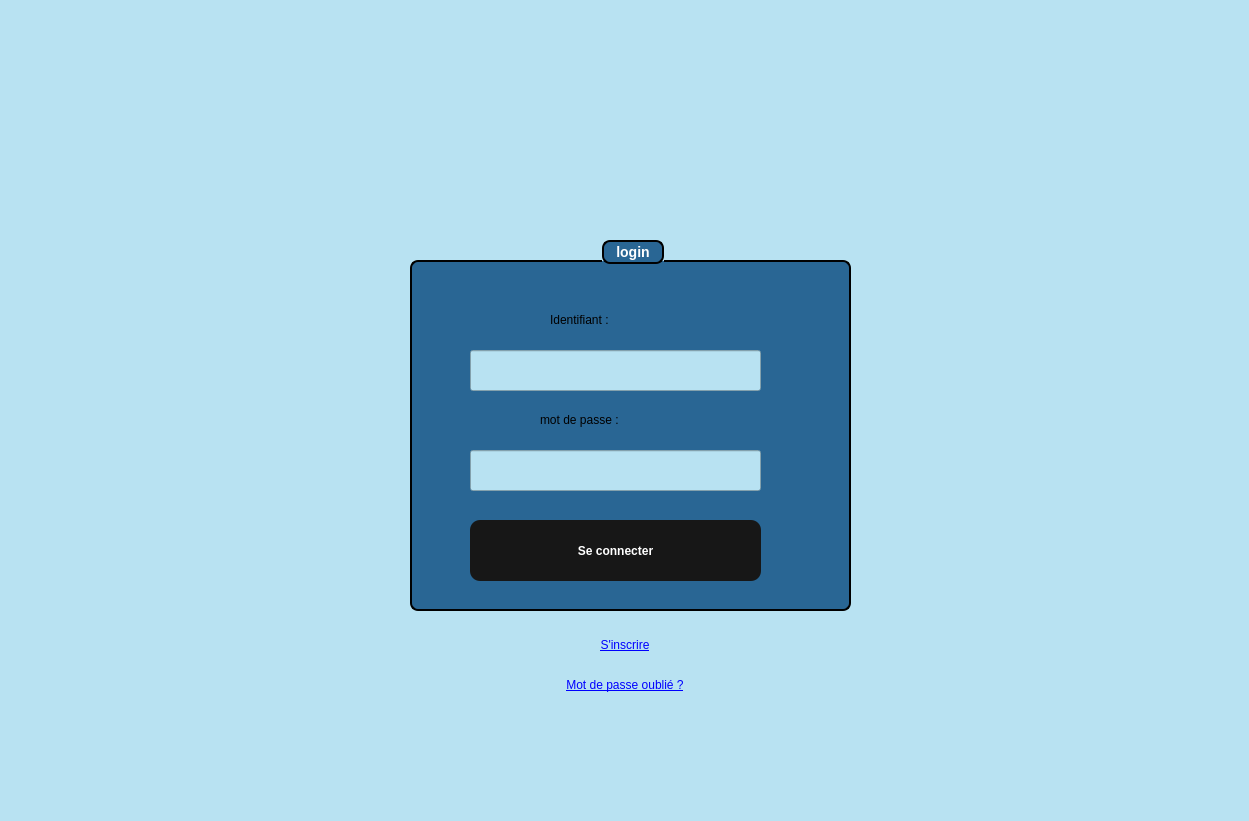
Before: the Qt Designer form login.ui in Esprit-UP-Algo/projetcpp-2a25-s1-smart-optical-store, drawn with Qt 5.
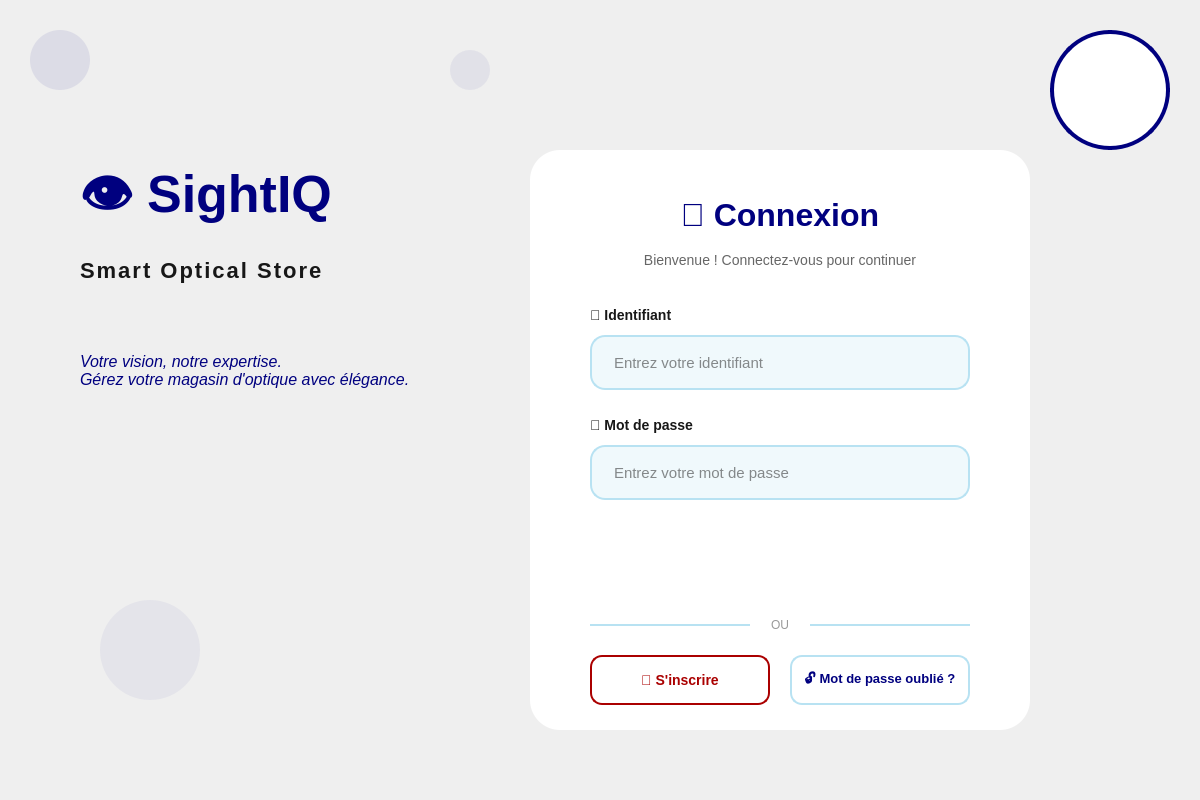
After: the same form once the commit is applied. Icons and pictures are not drawn.

The edit to the form file:
```diff
--- a/login.ui
+++ b/login.ui
@@ -6,39 +6,43 @@
    <rect>
     <x>0</x>
     <y>0</y>
-    <width>1249</width>
-    <height>821</height>
+    <width>1200</width>
+    <height>800</height>
    </rect>
   </property>
   <property name="windowTitle">
    <string>Dialog</string>
   </property>
   <property name="styleSheet">
-   <string notr="true">background-color: rgb(184, 226, 242);</string>
+   <string notr="true">
+/* Main Dialog Background - Elegant Baby Blue Gradient */
+QDialog#login {
+    background: qlineargradient(x1:0, y1:0, x2:1, y2:1,
+                                stop:0 #E8F6FC,
+                                stop:0.3 #B8E2F2,
+                                stop:0.7 #9DD5EC,
+                                stop:1 #B8E2F2);
+}
+   </string>
   </property>
   <widget class="QLabel" name="logoLabel">
    <property name="geometry">
     <rect>
-     <x>1120</x>
-     <y>20</y>
-     <width>100</width>
-     <height>100</height>
+     <x>1050</x>
+     <y>30</y>
+     <width>120</width>
+     <height>120</height>
     </rect>
    </property>
-   <property name="minimumSize">
-    <size>
-     <width>60</width>
-     <height>60</height>
-    </size>
-   </property>
-   <property name="maximumSize">
-    <size>
-     <width>100</width>
-     <height>100</height>
-    </size>
-   </property>
-   <property name="text">
-    <string/>
+   <property name="styleSheet">
+    <string notr="true">
+QLabel {
+    background: white;
+    border: 4px solid #00007F;
+    border-radius: 60px;
+    padding: 10px;
+}
+    </string>
    </property>
    <property name="pixmap">
     <pixmap resource="resources.qrc">:/images/logof.jpg</pixmap>
@@ -50,180 +54,569 @@
     <set>Qt::AlignCenter</set>
    </property>
   </widget>
-  <widget class="QGroupBox" name="groupBox">
+  <widget class="QFrame" name="frame_welcome">
    <property name="geometry">
     <rect>
-     <x>410</x>
-     <y>240</y>
-     <width>441</width>
-     <height>371</height>
+     <x>80</x>
+     <y>150</y>
+     <width>450</width>
+     <height>500</height>
     </rect>
    </property>
    <property name="styleSheet">
-    <string notr="true">QGroupBox {
-    background-color: rgb(41, 102, 148);   /* blue background */
-    border: 2px solid black;               /* black border, 2px wide */
-    border-radius: 8px;                    /* rounded corners */
-    margin-top: 20px;                      /* space for the title */
-    color: white;                          /* title text color */
+    <string notr="true">
+QFrame {
+    background: transparent;
+}
+    </string>
+   </property>
+   <widget class="QLabel" name="label_title">
+    <property name="geometry">
+     <rect>
+      <x>0</x>
+      <y>0</y>
+      <width>450</width>
+      <height>100</height>
+     </rect>
+    </property>
+    <property name="styleSheet">
+     <string notr="true">
+QLabel {
+    background: transparent;
+    color: #00007F;
+    font-family: 'Segoe UI', Arial;
+    font-size: 52px;
     font-weight: bold;
-    font-size: 14px;
+    text-shadow: 2px 2px 4px rgba(0, 0, 127, 0.2);
 }
-
-QGroupBox::title {
- border: 2px solid black;               /* black border, 2px wide */
-    border-radius: 8px;     
-background-color: rgb(41, 102, 148);
-    subcontrol-origin: margin;
-    subcontrol-position: top center;       /* title centered */
-    padding: 2px 10px;
-}</string>
+     </string>
+    </property>
+    <property name="text">
+     <string>👁️ SightIQ</string>
+    </property>
+   </widget>
+   <widget class="QLabel" name="label_subtitle">
+    <property name="geometry">
+     <rect>
+      <x>0</x>
+      <y>100</y>
+      <width>450</width>
+      <height>40</height>
+     </rect>
+    </property>
+    <property name="styleSheet">
+     <string notr="true">
+QLabel {
+    background: transparent;
+    color: #171717;
+    font-family: 'Segoe UI', Arial;
+    font-size: 22px;
+    font-weight: 600;
+    letter-spacing: 2px;
+}
+     </string>
+    </property>
+    <property name="text">
+     <string>Smart Optical Store</string>
+    </property>
+   </widget>
+   <widget class="QLabel" name="label_tagline">
+    <property name="geometry">
+     <rect>
+      <x>0</x>
+      <y>180</y>
+      <width>450</width>
+      <height>80</height>
+     </rect>
+    </property>
+    <property name="styleSheet">
+     <string notr="true">
+QLabel {
+    background: transparent;
+    color: #00007F;
+    font-family: 'Segoe UI', Arial;
+    font-size: 16px;
+    font-style: italic;
+}
+     </string>
+    </property>
+    <property name="text">
+     <string>Votre vision, notre expertise.
+Gérez votre magasin d'optique avec élégance.</string>
+    </property>
+    <property name="wordWrap">
+     <bool>true</bool>
+    </property>
+   </widget>
+  </widget>
+  <widget class="QFrame" name="frame_login">
+   <property name="geometry">
+    <rect>
+     <x>530</x>
+     <y>150</y>
+     <width>500</width>
+     <height>580</height>
+    </rect>
    </property>
-   <property name="title">
-    <string>login</string>
+   <property name="styleSheet">
+    <string notr="true">
+QFrame#frame_login {
+    background: white;
+    border: none;
+    border-radius: 30px;
+    box-shadow: 0 25px 50px rgba(0, 0, 127, 0.15);
+}
+    </string>
    </property>
-   <widget class="QLabel" name="label_2">
+   <widget class="QLabel" name="label_card_header">
     <property name="geometry">
      <rect>
-      <x>140</x>
-      <y>70</y>
-      <width>81</width>
-      <height>20</height>
+      <x>40</x>
+      <y>40</y>
+      <width>420</width>
+      <height>50</height>
      </rect>
     </property>
     <property name="styleSheet">
-     <string notr="true">background-color: rgb(41, 102, 148);</string>
+     <string notr="true">
+QLabel {
+    background: transparent;
+    color: #00007F;
+    font-family: 'Segoe UI', Arial;
+    font-size: 32px;
+    font-weight: bold;
+}
+     </string>
     </property>
     <property name="text">
-     <string>Identifiant :</string>
+     <string>🔐 Connexion</string>
+    </property>
+    <property name="alignment">
+     <set>Qt::AlignmentFlag::AlignCenter</set>
+    </property>
+   </widget>
+   <widget class="QLabel" name="label_welcome_msg">
+    <property name="geometry">
+     <rect>
+      <x>40</x>
+      <y>95</y>
+      <width>420</width>
+      <height>30</height>
+     </rect>
+    </property>
+    <property name="styleSheet">
+     <string notr="true">
+QLabel {
+    background: transparent;
+    color: #666666;
+    font-family: 'Segoe UI', Arial;
+    font-size: 14px;
+}
+     </string>
+    </property>
+    <property name="text">
+     <string>Bienvenue ! Connectez-vous pour continuer</string>
+    </property>
+    <property name="alignment">
+     <set>Qt::AlignmentFlag::AlignCenter</set>
+    </property>
+   </widget>
+   <widget class="QLabel" name="label_username">
+    <property name="geometry">
+     <rect>
+      <x>60</x>
+      <y>150</y>
+      <width>380</width>
+      <height>30</height>
+     </rect>
+    </property>
+    <property name="styleSheet">
+     <string notr="true">
+QLabel {
+    background: transparent;
+    color: #171717;
+    font-family: 'Segoe UI', Arial;
+    font-size: 14px;
+    font-weight: 600;
+}
+     </string>
+    </property>
+    <property name="text">
+     <string>👤 Identifiant</string>
     </property>
    </widget>
    <widget class="QLineEdit" name="id1">
     <property name="geometry">
      <rect>
       <x>60</x>
-      <y>110</y>
-      <width>291</width>
-      <height>41</height>
+      <y>185</y>
+      <width>380</width>
+      <height>55</height>
      </rect>
     </property>
     <property name="styleSheet">
-     <string notr="true">color: rgb(0, 0, 0);</string>
+     <string notr="true">
+QLineEdit {
+    background: #F0F9FC;
+    border: 2px solid #B8E2F2;
+    border-radius: 15px;
+    padding: 0 20px;
+    color: #171717;
+    font-family: 'Segoe UI', Arial;
+    font-size: 15px;
+    selection-background-color: #00007F;
+}
+
+QLineEdit:focus {
+    background: white;
+    border: 3px solid #00007F;
+}
+
+QLineEdit::placeholder {
+    color: #999999;
+}
+     </string>
+    </property>
+    <property name="placeholderText">
+     <string>Entrez votre identifiant</string>
+    </property>
+   </widget>
+   <widget class="QLabel" name="label_password">
+    <property name="geometry">
+     <rect>
+      <x>60</x>
+      <y>260</y>
+      <width>380</width>
+      <height>30</height>
+     </rect>
+    </property>
+    <property name="styleSheet">
+     <string notr="true">
+QLabel {
+    background: transparent;
+    color: #171717;
+    font-family: 'Segoe UI', Arial;
+    font-size: 14px;
+    font-weight: 600;
+}
+     </string>
+    </property>
+    <property name="text">
+     <string>🔑 Mot de passe</string>
     </property>
    </widget>
    <widget class="QLineEdit" name="mot1">
     <property name="geometry">
      <rect>
       <x>60</x>
-      <y>210</y>
-      <width>291</width>
-      <height>41</height>
+      <y>295</y>
+      <width>380</width>
+      <height>55</height>
      </rect>
     </property>
     <property name="styleSheet">
-     <string notr="true">color: rgb(0, 0, 0);</string>
+     <string notr="true">
+QLineEdit {
+    background: #F0F9FC;
+    border: 2px solid #B8E2F2;
+    border-radius: 15px;
+    padding: 0 20px;
+    color: #171717;
+    font-family: 'Segoe UI', Arial;
+    font-size: 15px;
+    selection-background-color: #00007F;
+}
+
+QLineEdit:focus {
+    background: white;
+    border: 3px solid #00007F;
+}
+
+QLineEdit::placeholder {
+    color: #999999;
+}
+     </string>
     </property>
     <property name="echoMode">
      <enum>QLineEdit::EchoMode::Password</enum>
     </property>
-   </widget>
-   <widget class="QLabel" name="label_3">
-    <property name="geometry">
-     <rect>
-      <x>130</x>
-      <y>170</y>
-      <width>121</width>
-      <height>20</height>
-     </rect>
-    </property>
-    <property name="styleSheet">
-     <string notr="true">background-color: rgb(41, 102, 148);</string>
-    </property>
-    <property name="text">
-     <string>mot de passe :</string>
+    <property name="placeholderText">
+     <string>Entrez votre mot de passe</string>
     </property>
    </widget>
    <widget class="QPushButton" name="pushButton_2">
     <property name="geometry">
      <rect>
       <x>60</x>
-      <y>280</y>
-      <width>291</width>
-      <height>61</height>
+      <y>380</y>
+      <width>380</width>
+      <height>60</height>
      </rect>
     </property>
     <property name="styleSheet">
-     <string notr="true">#pushButton_2 {
-    font-family: Arial, Helvetica, sans-serif;
-    font-weight: bold;
+     <string notr="true">
+QPushButton {
+    background: qlineargradient(x1:0, y1:0, x2:1, y2:0,
+                                stop:0 #00007F,
+                                stop:1 #3355AA);
     color: white;
-    background-color: #171717;
-    padding: 10px 20px;
     border: none;
-    border-radius: 10px;
+    border-radius: 15px;
+    font-family: 'Segoe UI', Arial;
+    font-size: 18px;
+    font-weight: bold;
+    letter-spacing: 1px;
 }
 
 #pushButton_2:hover {
     background-color: #0c66ed; /* hover effect */
 }
 
-#pushButton_2:pressed {
-    background-color: #094bb0; /* pressed effect */
-}</string>
+QPushButton:pressed {
+    background: qlineargradient(x1:0, y1:0, x2:1, y2:0,
+                                stop:0 #000050,
+                                stop:1 #113388);
+}
+     </string>
     </property>
     <property name="text">
-     <string>Se connecter</string>
+     <string>Se connecter →</string>
     </property>
    </widget>
+   <widget class="QFrame" name="frame_divider">
+    <property name="geometry">
+     <rect>
+      <x>60</x>
+      <y>460</y>
+      <width>380</width>
+      <height>30</height>
+     </rect>
+    </property>
+    <property name="styleSheet">
+     <string notr="true">
+QFrame {
+    background: transparent;
+}
+     </string>
+    </property>
+    <widget class="QFrame" name="line_left">
+     <property name="geometry">
+      <rect>
+       <x>0</x>
+       <y>14</y>
+       <width>160</width>
+       <height>2</height>
+      </rect>
+     </property>
+     <property name="styleSheet">
+      <string notr="true">
+QFrame {
+    background: #B8E2F2;
+    border: none;
+}
+      </string>
+     </property>
+    </widget>
+    <widget class="QLabel" name="label_ou">
+     <property name="geometry">
+      <rect>
+       <x>165</x>
+       <y>0</y>
+       <width>50</width>
+       <height>30</height>
+      </rect>
+     </property>
+     <property name="styleSheet">
+      <string notr="true">
+QLabel {
+    background: transparent;
+    color: #999999;
+    font-family: 'Segoe UI', Arial;
+    font-size: 12px;
+}
+      </string>
+     </property>
+     <property name="text">
+      <string>OU</string>
+     </property>
+     <property name="alignment">
+      <set>Qt::AlignmentFlag::AlignCenter</set>
+     </property>
+    </widget>
+    <widget class="QFrame" name="line_right">
+     <property name="geometry">
+      <rect>
+       <x>220</x>
+       <y>14</y>
+       <width>160</width>
+       <height>2</height>
+      </rect>
+     </property>
+     <property name="styleSheet">
+      <string notr="true">
+QFrame {
+    background: #B8E2F2;
+    border: none;
+}
+      </string>
+     </property>
+    </widget>
+   </widget>
+   <widget class="QPushButton" name="pushButton_register">
+    <property name="geometry">
+     <rect>
+      <x>60</x>
+      <y>505</y>
+      <width>180</width>
+      <height>50</height>
+     </rect>
+    </property>
+    <property name="styleSheet">
+     <string notr="true">
+QPushButton {
+    background: white;
+    color: #AA0000;
+    border: 2px solid #AA0000;
+    border-radius: 12px;
+    font-family: 'Segoe UI', Arial;
+    font-size: 14px;
+    font-weight: bold;
+}
+
+QPushButton:hover {
+    background: #FFF5F5;
+    border: 3px solid #AA0000;
+}
+
+QPushButton:pressed {
+    background: #FFEEEE;
+}
+     </string>
+    </property>
+    <property name="text">
+     <string>📝 S'inscrire</string>
+    </property>
+   </widget>
+   <widget class="QPushButton" name="pushButton_forgot_password">
+    <property name="geometry">
+     <rect>
+      <x>260</x>
+      <y>505</y>
+      <width>180</width>
+      <height>50</height>
+     </rect>
+    </property>
+    <property name="styleSheet">
+     <string notr="true">
+QPushButton {
+    background: white;
+    color: #00007F;
+    border: 2px solid #B8E2F2;
+    border-radius: 12px;
+    font-family: 'Segoe UI', Arial;
+    font-size: 13px;
+    font-weight: 600;
+}
+
+QPushButton:hover {
+    background: #F0F9FC;
+    border: 2px solid #00007F;
+}
+
+QPushButton:pressed {
+    background: #E8F6FC;
+}
+     </string>
+    </property>
+    <property name="text">
+     <string>🔓 Mot de passe oublié ?</string>
+    </property>
+   </widget>
   </widget>
-  <widget class="QPushButton" name="pushButton_register">
+  <widget class="QLabel" name="label_wave">
    <property name="geometry">
     <rect>
-     <x>550</x>
-     <y>630</y>
-     <width>150</width>
-     <height>30</height>
+     <x>0</x>
+     <y>720</y>
+     <width>1200</width>
+     <height>80</height>
     </rect>
    </property>
    <property name="styleSheet">
-    <string notr="true">QPushButton {
-    color: blue;
-    background-color: transparent;
-    border: none;
-    text-decoration: underline;
+    <string notr="true">
+QLabel {
+    background: qlineargradient(x1:0, y1:0, x2:0, y2:1,
+                                stop:0 transparent,
+                                stop:0.3 rgba(0, 0, 127, 0.05),
+                                stop:1 rgba(0, 0, 127, 0.1));
 }
-
-QPushButton:hover {
-    color: darkblue;
-}</string>
+    </string>
    </property>
    <property name="text">
-    <string>S'inscrire</string>
+    <string/>
    </property>
   </widget>
-  <widget class="QPushButton" name="pushButton_forgot_password">
+  <widget class="QLabel" name="label_decoration1">
    <property name="geometry">
     <rect>
-     <x>550</x>
-     <y>670</y>
-     <width>150</width>
-     <height>30</height>
+     <x>30</x>
+     <y>30</y>
+     <width>60</width>
+     <height>60</height>
     </rect>
    </property>
    <property name="styleSheet">
-    <string notr="true">QPushButton {
-    color: blue;
-    background-color: transparent;
-    border: none;
-    text-decoration: underline;
+    <string notr="true">
+QLabel {
+    background: rgba(0, 0, 127, 0.08);
+    border-radius: 30px;
 }
-
-QPushButton:hover {
-    color: darkblue;
-}</string>
+    </string>
    </property>
    <property name="text">
-    <string>Mot de passe oublié ?</string>
+    <string/>
+   </property>
+  </widget>
+  <widget class="QLabel" name="label_decoration2">
+   <property name="geometry">
+    <rect>
+     <x>100</x>
+     <y>600</y>
+     <width>100</width>
+     <height>100</height>
+    </rect>
+   </property>
+   <property name="styleSheet">
+    <string notr="true">
+QLabel {
+    background: rgba(0, 0, 127, 0.05);
+    border-radius: 50px;
+}
+    </string>
+   </property>
+   <property name="text">
+    <string/>
+   </property>
+  </widget>
+  <widget class="QLabel" name="label_decoration3">
+   <property name="geometry">
+    <rect>
+     <x>450</x>
+     <y>50</y>
+     <width>40</width>
+     <height>40</height>
+    </rect>
+   </property>
+   <property name="styleSheet">
+    <string notr="true">
+QLabel {
+    background: rgba(0, 0, 127, 0.06);
+    border-radius: 20px;
+}
+    </string>
+   </property>
+   <property name="text">
+    <string/>
    </property>
   </widget>
  </widget>
```
Left out of the diff: 14 changed lines with no effect on the pictures.
